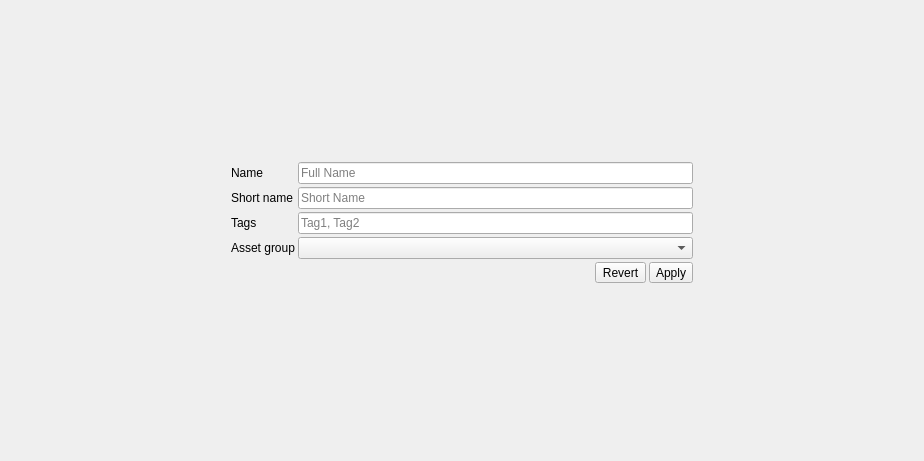
First picture: the form in src/asseteditwidget.ui, repository RxLaboratory/Ramses-Client, before the edit.
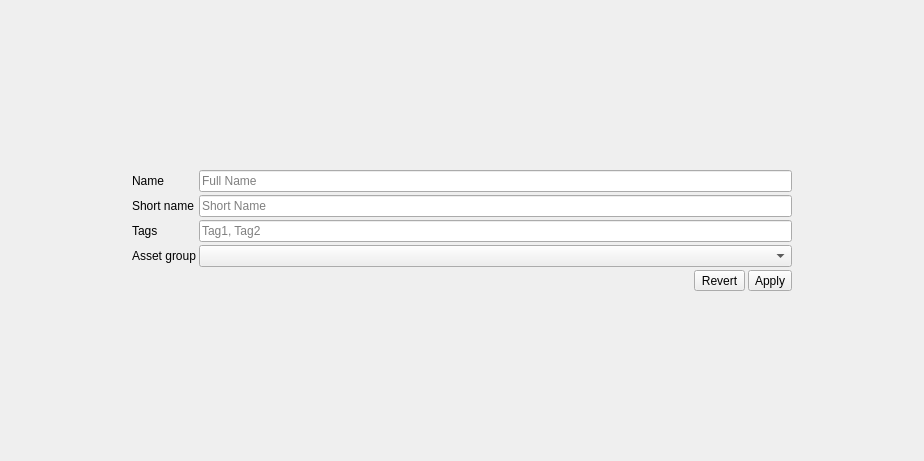
Second picture: the form after the edit. Icons and pictures are not drawn.

Commit message: improved UI/UX for assets

Diff of the .ui file:
```diff
--- a/src/asseteditwidget.ui
+++ b/src/asseteditwidget.ui
@@ -13,23 +13,17 @@
   <property name="windowTitle">
    <string>Form</string>
   </property>
-  <layout class="QGridLayout" name="gridLayout" rowstretch="1,0,1" columnstretch="25,50,25">
+  <layout class="QHBoxLayout" name="horizontalLayout_3" stretch="10,50,10">
+   <property name="spacing">
+    <number>3</number>
+   </property>
    <property name="leftMargin">
     <number>0</number>
    </property>
-   <property name="topMargin">
-    <number>0</number>
-   </property>
    <property name="rightMargin">
     <number>0</number>
    </property>
-   <property name="bottomMargin">
-    <number>0</number>
-   </property>
-   <property name="spacing">
-    <number>0</number>
-   </property>
-   <item row="0" column="0" rowspan="3">
+   <item>
     <spacer name="horizontalSpacer_5">
      <property name="orientation">
       <enum>Qt::Horizontal</enum>
@@ -42,69 +36,26 @@
      </property>
     </spacer>
    </item>
-   <item row="0" column="1">
-    <spacer name="verticalSpacer_5">
-     <property name="orientation">
-      <enum>Qt::Vertical</enum>
-     </property>
-     <property name="sizeHint" stdset="0">
-      <size>
-       <width>208</width>
-       <height>148</height>
-      </size>
-     </property>
-    </spacer>
-   </item>
-   <item row="0" column="2" rowspan="3">
-    <spacer name="horizontalSpacer_4">
-     <property name="orientation">
-      <enum>Qt::Horizontal</enum>
-     </property>
-     <property name="sizeHint" stdset="0">
-      <size>
-       <width>228</width>
-       <height>338</height>
-      </size>
-     </property>
-    </spacer>
-   </item>
-   <item row="1" column="1">
-    <layout class="QFormLayout" name="formLayout">
-     <property name="horizontalSpacing">
+   <item>
+    <layout class="QGridLayout" name="gridLayout_2">
+     <property name="spacing">
       <number>3</number>
      </property>
-     <property name="verticalSpacing">
-      <number>3</number>
-     </property>
-     <item row="0" column="0">
-      <widget class="QLabel" name="label_4">
-       <property name="text">
-        <string>Name</string>
-       </property>
-      </widget>
-     </item>
-     <item row="0" column="1">
-      <widget class="QLineEdit" name="nameEdit">
-       <property name="placeholderText">
-        <string>Full Name</string>
-       </property>
-      </widget>
-     </item>
-     <item row="1" column="0">
+     <item row="2" column="0">
       <widget class="QLabel" name="label_5">
        <property name="text">
         <string>Short name</string>
        </property>
       </widget>
      </item>
-     <item row="1" column="1">
-      <widget class="QLineEdit" name="shortNameEdit">
-       <property name="placeholderText">
-        <string>Short Name</string>
+     <item row="4" column="0">
+      <widget class="QLabel" name="label_7">
+       <property name="text">
+        <string>Asset group</string>
        </property>
       </widget>
      </item>
-     <item row="4" column="1">
+     <item row="5" column="1">
       <layout class="QHBoxLayout" name="horizontalLayout">
        <property name="spacing">
         <number>3</number>
@@ -119,17 +70,14 @@
         <number>0</number>
        </property>
        <item>
-        <spacer name="horizontalSpacer_3">
-         <property name="orientation">
-          <enum>Qt::Horizontal</enum>
+        <widget class="QLabel" name="statusLabel">
+         <property name="text">
+          <string/>
          </property>
-         <property name="sizeHint" stdset="0">
-          <size>
-           <width>40</width>
-           <height>20</height>
-          </size>
+         <property name="wordWrap">
+          <bool>true</bool>
          </property>
-        </spacer>
+        </widget>
        </item>
        <item>
         <widget class="QToolButton" name="revertButton">
@@ -155,51 +103,81 @@
        </item>
       </layout>
      </item>
-     <item row="5" column="1">
-      <widget class="QLabel" name="statusLabel">
+     <item row="1" column="0">
+      <widget class="QLabel" name="label_4">
        <property name="text">
-        <string/>
-       </property>
-       <property name="wordWrap">
-        <bool>true</bool>
+        <string>Name</string>
        </property>
       </widget>
      </item>
      <item row="2" column="1">
+      <widget class="QLineEdit" name="shortNameEdit">
+       <property name="placeholderText">
+        <string>Short Name</string>
+       </property>
+      </widget>
+     </item>
+     <item row="1" column="1">
+      <widget class="QLineEdit" name="nameEdit">
+       <property name="placeholderText">
+        <string>Full Name</string>
+       </property>
+      </widget>
+     </item>
+     <item row="4" column="1">
+      <widget class="QComboBox" name="assetGroupBox"/>
+     </item>
+     <item row="3" column="1">
       <widget class="QLineEdit" name="tagsEdit">
        <property name="placeholderText">
         <string>Tag1, Tag2</string>
        </property>
       </widget>
      </item>
-     <item row="2" column="0">
+     <item row="6" column="1">
+      <spacer name="verticalSpacer">
+       <property name="orientation">
+        <enum>Qt::Vertical</enum>
+       </property>
+       <property name="sizeHint" stdset="0">
+        <size>
+         <width>20</width>
+         <height>40</height>
+        </size>
+       </property>
+      </spacer>
+     </item>
+     <item row="3" column="0">
       <widget class="QLabel" name="label_6">
        <property name="text">
         <string>Tags</string>
        </property>
       </widget>
      </item>
-     <item row="3" column="1">
-      <widget class="QComboBox" name="assetGroupBox"/>
-     </item>
-     <item row="3" column="0">
-      <widget class="QLabel" name="label_7">
-       <property name="text">
-        <string>Asset group</string>
+     <item row="0" column="1">
+      <spacer name="verticalSpacer_2">
+       <property name="orientation">
+        <enum>Qt::Vertical</enum>
        </property>
-      </widget>
+       <property name="sizeHint" stdset="0">
+        <size>
+         <width>20</width>
+         <height>40</height>
+        </size>
+       </property>
+      </spacer>
      </item>
     </layout>
    </item>
-   <item row="2" column="1">
-    <spacer name="verticalSpacer">
+   <item>
+    <spacer name="horizontalSpacer_4">
      <property name="orientation">
-      <enum>Qt::Vertical</enum>
+      <enum>Qt::Horizontal</enum>
      </property>
      <property name="sizeHint" stdset="0">
       <size>
-       <width>208</width>
-       <height>148</height>
+       <width>228</width>
+       <height>338</height>
       </size>
      </property>
     </spacer>
```
The commit also changes 18 other files.
